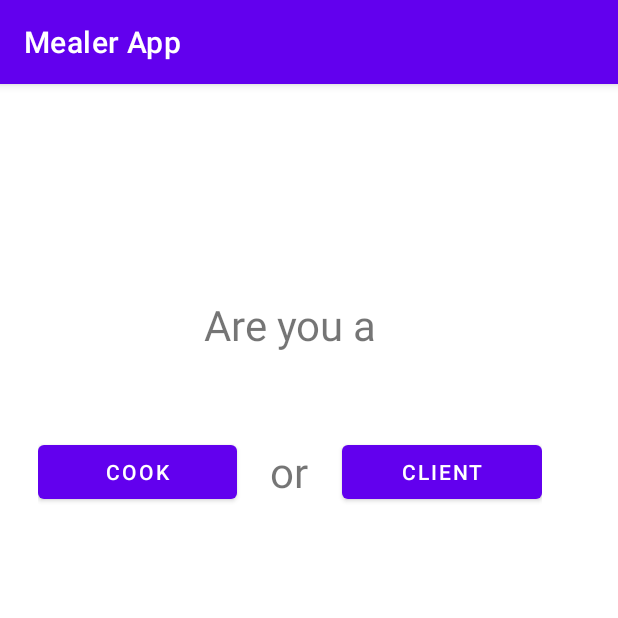
After one commit to uOttawaSEGA2022/project-group-27, an Android app: the SelectUserType screen opened directly, with no data from a screen before it, on a phone screen of 412 x 824 dp, the top half of it. The commit adds this screen. Run offline under Robolectric (Android 15) with nearby library versions, the phone set to English and light mode, and no system bars.

Commit message:
Created activity for user to select which type of user they are

```diff
--- a/app/src/main/AndroidManifest.xml
+++ b/app/src/main/AndroidManifest.xml
@@ -12,6 +12,13 @@
         android:supportsRtl="true"
         android:theme="@style/Theme.MealerApp"
         tools:targetApi="31">
+        <activity
+            android:name=".SelectUserType"
+            android:exported="false">
+            <meta-data
+                android:name="android.app.lib_name"
+                android:value="" />
+        </activity>
         <activity
             android:name=".CookActivity"
             android:exported="false">
--- /dev/null
+++ b/app/src/main/java/com/example/mealerapp/SelectUserType.java
@@ -0,0 +1,14 @@
+package com.example.mealerapp;
+
+import androidx.appcompat.app.AppCompatActivity;
+
+import android.os.Bundle;
+
+public class SelectUserType extends AppCompatActivity {
+
+    @Override
+    protected void onCreate(Bundle savedInstanceState) {
+        super.onCreate(savedInstanceState);
+        setContentView(R.layout.activity_select_user_type);
+    }
+}
--- a/app/src/main/res/layout/activity_main.xml
+++ b/app/src/main/res/layout/activity_main.xml
@@ -86,7 +86,7 @@
                 android:layout_width="150dp"
                 android:layout_height="wrap_content"
                 android:backgroundTint="#00FFFFFF"
-                android:text="Button"
+                android:text="Sign up"
                 android:textColor="@color/black"
                 android:textSize="12sp" />
 
--- /dev/null
+++ b/app/src/main/res/layout/activity_select_user_type.xml
@@ -0,0 +1,57 @@
+<?xml version="1.0" encoding="utf-8"?>
+<androidx.constraintlayout.widget.ConstraintLayout xmlns:android="http://schemas.android.com/apk/res/android"
+    xmlns:app="http://schemas.android.com/apk/res-auto"
+    xmlns:tools="http://schemas.android.com/tools"
+    android:layout_width="match_parent"
+    android:layout_height="match_parent"
+    tools:context=".SelectUserType">
+
+    <LinearLayout
+        android:layout_width="387dp"
+        android:layout_height="434dp"
+        android:gravity="center"
+        android:orientation="vertical"
+        tools:layout_editor_absoluteX="5dp"
+        tools:layout_editor_absoluteY="113dp">
+
+        <TextView
+            android:id="@+id/textView3"
+            android:layout_width="match_parent"
+            android:layout_height="83dp"
+            android:gravity="center"
+            android:text="Are you a"
+            android:textAlignment="center"
+            android:textSize="28sp" />
+
+        <LinearLayout
+            android:layout_width="336dp"
+            android:layout_height="113dp"
+            android:gravity="center"
+            android:orientation="horizontal">
+
+            <Button
+                android:id="@+id/button6"
+                android:layout_width="wrap_content"
+                android:layout_height="wrap_content"
+                android:layout_weight="1"
+                android:text="Cook" />
+
+            <TextView
+                android:id="@+id/textView9"
+                android:layout_width="wrap_content"
+                android:layout_height="wrap_content"
+                android:layout_weight="1"
+                android:text="or"
+                android:textAlignment="center"
+                android:textSize="28sp" />
+
+            <Button
+                android:id="@+id/button7"
+                android:layout_width="wrap_content"
+                android:layout_height="wrap_content"
+                android:layout_weight="1"
+                android:text="Client" />
+        </LinearLayout>
+
+    </LinearLayout>
+</androidx.constraintlayout.widget.ConstraintLayout>
```
